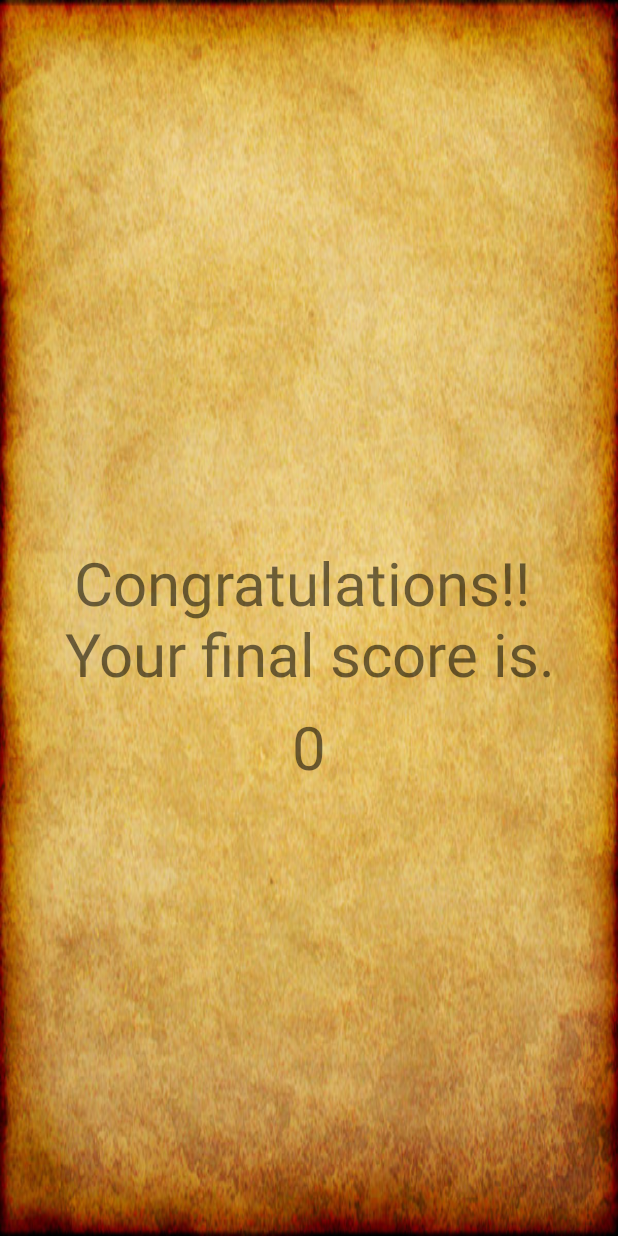
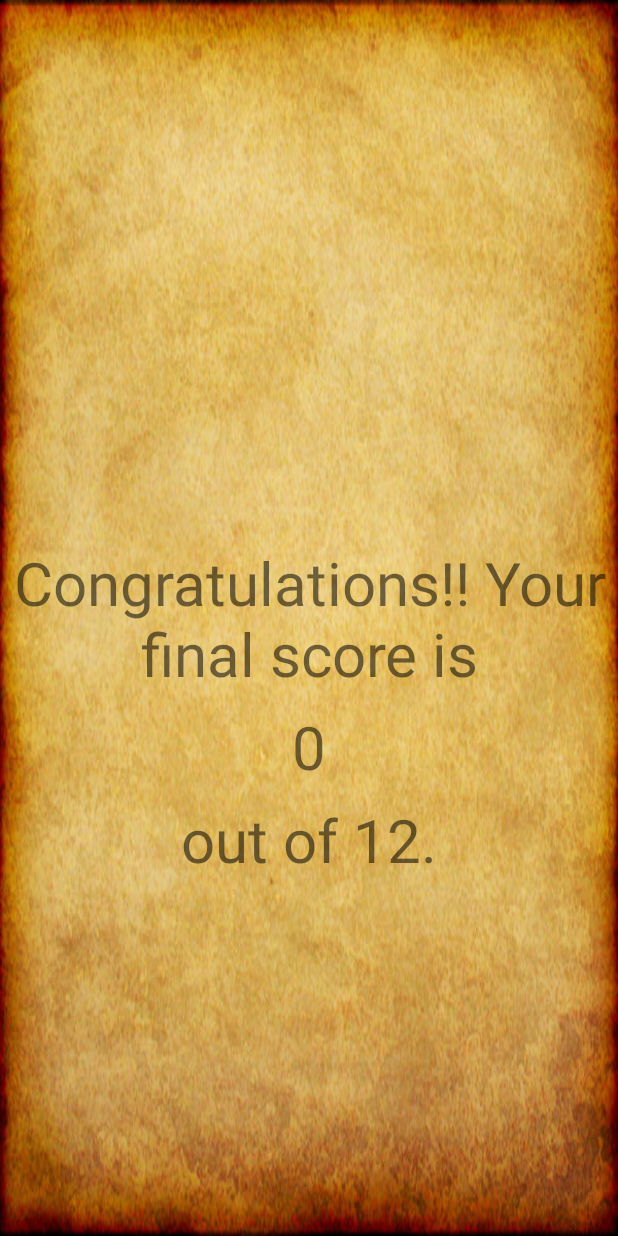
Before and after one commit to Ianwelly/HarryPotterQuizII, an Android app: the FinalScoreActivity screen opened directly, with no data from a screen before it, on a phone screen of 412 x 824 dp. Run offline under Robolectric (Android 15) with nearby library versions, the phone set to English and light mode, and no system bars.

Commit message:
Tidied up code and formatted it.

```diff
--- a/app/src/main/res/layout/activity_final_score.xml
+++ b/app/src/main/res/layout/activity_final_score.xml
@@ -13,7 +13,7 @@
         android:textAlignment="center"
         android:layout_centerInParent="true"
         android:textSize="40sp"
-        android:text="Congratulations!! \n Your final score is. "
+        android:text="@string/final_score_text"
         />
 
     <TextView
@@ -24,6 +24,15 @@
         android:layout_below="@+id/congrats"
         android:layout_margin="8dp"
         android:textSize="40sp"
-        android:text=""/>
+        tools:text="0"/>
+
+    <TextView
+        android:id="@+id/lastTextView"
+        android:layout_width="wrap_content"
+        android:layout_height="wrap_content"
+        android:text="@string/out_of_12"
+        android:textSize="40sp"
+        android:layout_below="@+id/FinalScore"
+        android:layout_centerHorizontal="true" />
 
 </RelativeLayout>
--- a/app/src/main/res/values/strings.xml
+++ b/app/src/main/res/values/strings.xml
@@ -46,7 +46,7 @@
 
     <!-- Third Questions Activity Page -->
     <string name="question_9">Question 9</string>
-    <string name="question9">Haryy first apparated alongside whom?</string>
+    <string name="question9">Harry first apparated alongside whom?</string>
     <string name="ron_weasely">Ron Weasely</string>
     <string name="hagrid">Hagrid</string>
     <string name="professor_dumbledore">Professor Dumbledore</string>
@@ -66,6 +66,8 @@
     <string name="amortentia">Amortentia</string>
     <string name="equinox">Equinox</string>
     <string name="intro_text">Welcome to the Harry Potter Quiz!\nThese questions were set by:\nKezia the Witch\nRosie the Hobbit\nand Lilia the Elf!\nEnjoy</string>
+    <string name="final_score_text">Congratulations!!   Your final score is</string>
+    <string name="out_of_12">out of 12.</string>
 
 
 </resources>
```
